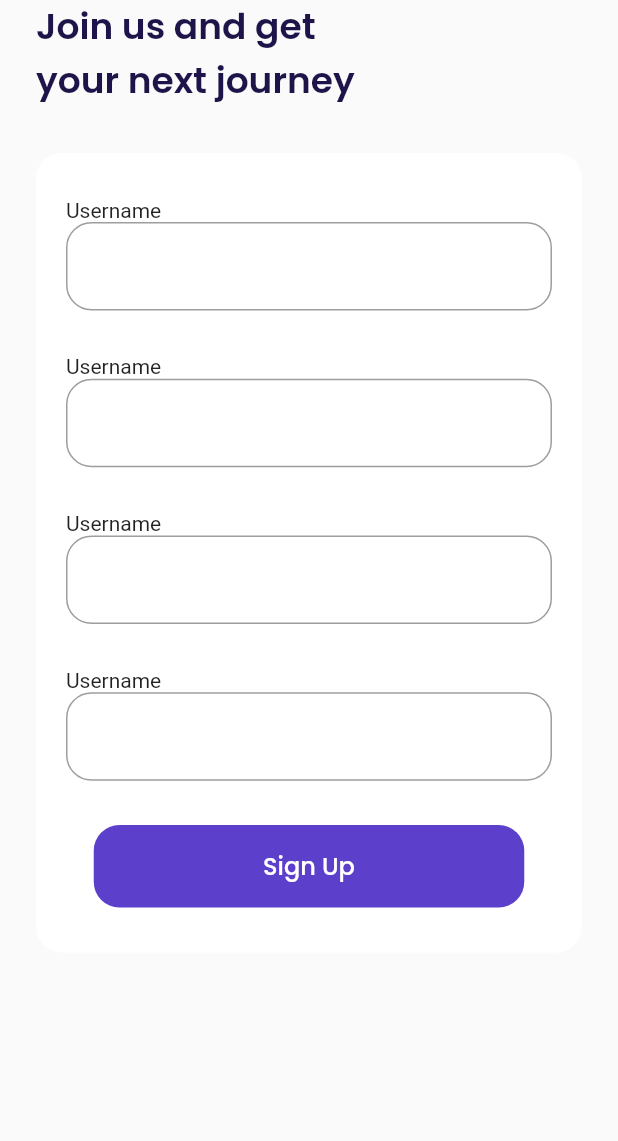
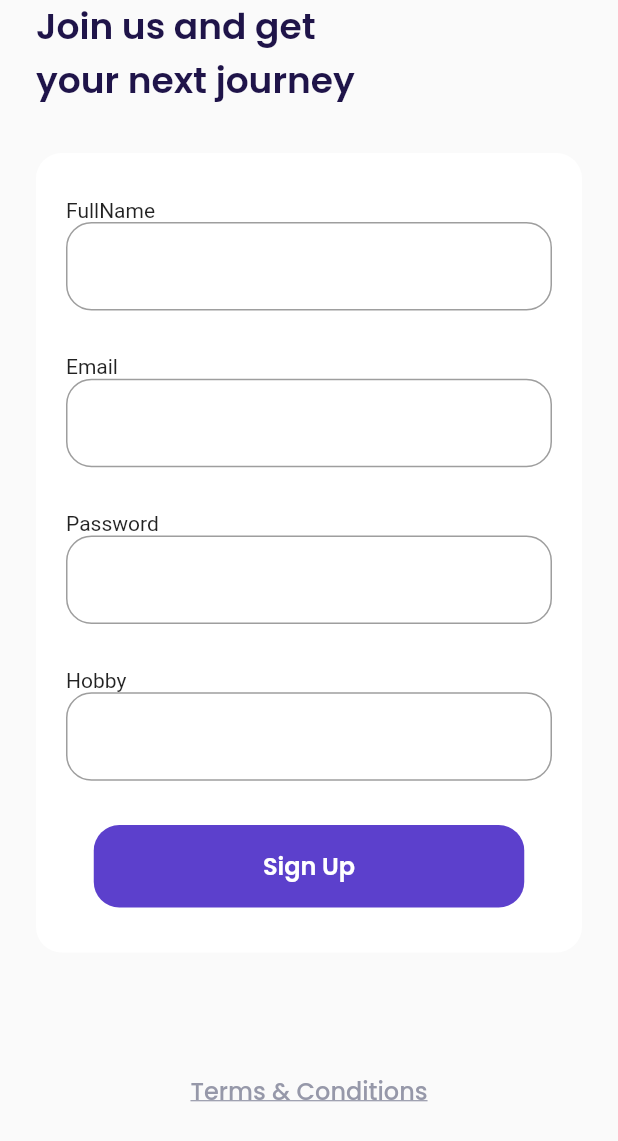
Before and after one commit to magistraapta/Airplane-flutter, a Flutter app: the SignUp screen opened by its route, on a phone screen of 412 x 824 dp. Shown: the top 1141 px of the screen. Run offline on Flutter 3.47's test engine with Material 2 defaults, Android fonts, the phone set to English and light mode, and no system bars; our stand-ins replace google_fonts.

Commit message:
fix input field on sign up page

```diff
--- a/lib/pages/sign_up.dart
+++ b/lib/pages/sign_up.dart
@@ -150,12 +150,44 @@ class SignUp extends StatelessWidget {
       );
     }
 
+    Widget footNote() {
+      return Container(
+        margin: EdgeInsets.only(top: 80),
+        child: Text(
+          "Terms & Conditions",
+          textAlign: TextAlign.center,
+          style: grayTextStyle.copyWith(
+              fontSize: 16,
+              fontWeight: medium,
+              decoration: TextDecoration.underline),
+        ),
+      );
+    }
+
     Widget input() {
-      Widget field() {
+      Widget submitButton() {
+        return Container(
+          width: 287,
+          height: 55,
+          child: TextButton(
+              onPressed: () {},
+              style: TextButton.styleFrom(
+                  backgroundColor: kPrimaryColor,
+                  shape: RoundedRectangleBorder(
+                      borderRadius: BorderRadius.circular(defaultRadius))),
+              child: Text(
+                "Sign Up",
+                style:
+                    whiteTextStyle.copyWith(fontSize: 16, fontWeight: semibold),
+              )),
+        );
+      }
+
+      Widget field(String inputTitle) {
         return Column(
           crossAxisAlignment: CrossAxisAlignment.start,
           children: [
-            Text("Username"),
+            Text("${inputTitle}"),
             TextField(
               decoration: InputDecoration(
                   border: OutlineInputBorder(
@@ -179,25 +211,11 @@ class SignUp extends StatelessWidget {
         child: Column(
           mainAxisAlignment: MainAxisAlignment.spaceBetween,
           children: [
-            field(),
-            field(),
-            field(),
-            field(),
-            Container(
-              width: 287,
-              height: 55,
-              child: TextButton(
-                  onPressed: () {},
-                  style: TextButton.styleFrom(
-                      backgroundColor: kPrimaryColor,
-                      shape: RoundedRectangleBorder(
-                          borderRadius: BorderRadius.circular(defaultRadius))),
-                  child: Text(
-                    "Sign Up",
-                    style: whiteTextStyle.copyWith(
-                        fontSize: 16, fontWeight: medium),
-                  )),
-            )
+            field("FullName"),
+            field("Email"),
+            field("Password"),
+            field("Hobby"),
+            submitButton()
           ],
         ),
       );
@@ -208,7 +226,7 @@ class SignUp extends StatelessWidget {
         body: SafeArea(
           child: ListView(
             padding: EdgeInsets.symmetric(horizontal: defaultMargin),
-            children: [titleScreen(), input()],
+            children: [titleScreen(), input(), footNote()],
           ),
         ));
   }
```
